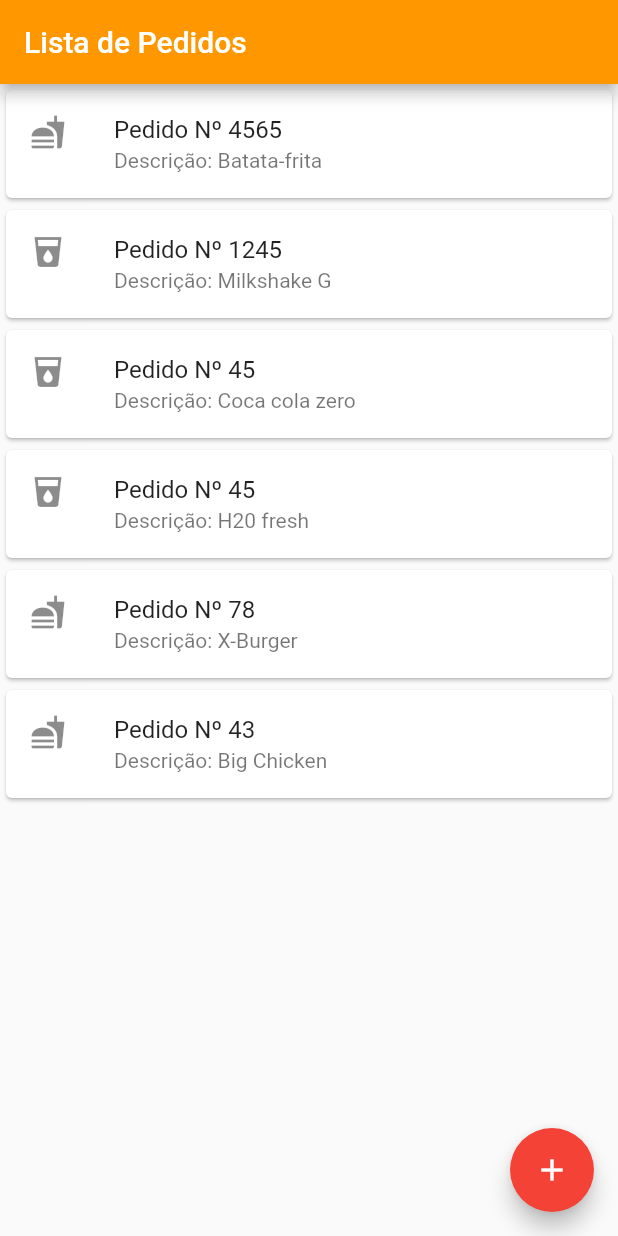
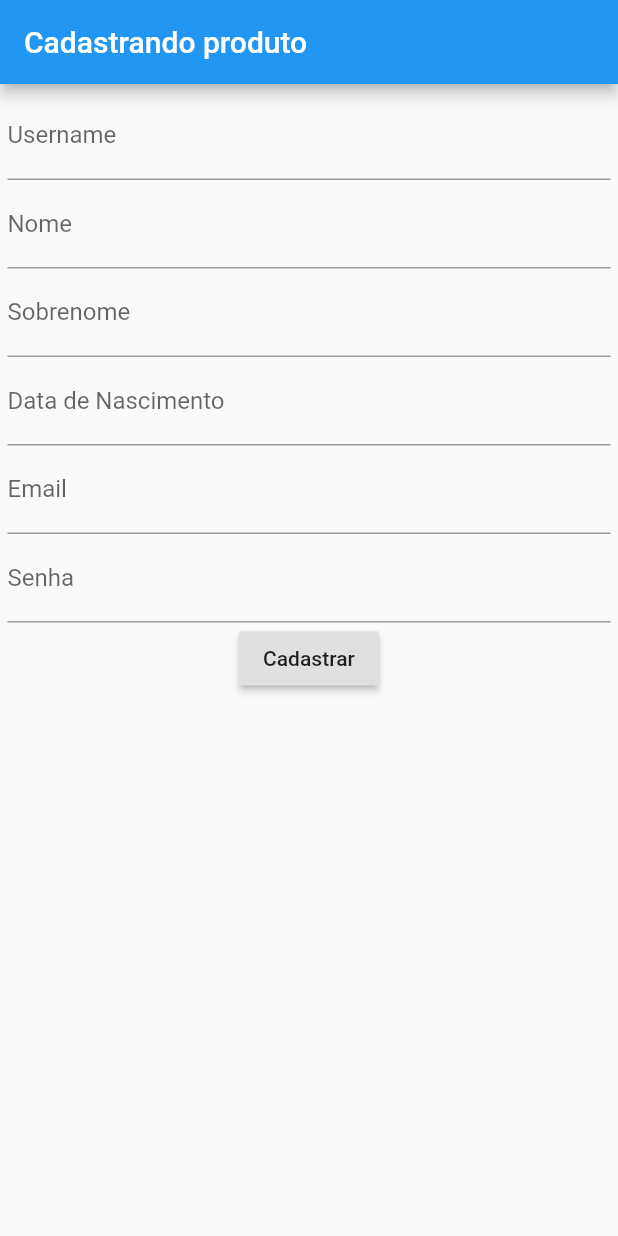
Before and after one commit to lucasmagalhaees/flutter-project, a Flutter app: the screen it shows after launch, on a phone screen of 412 x 824 dp. Run offline on Flutter 3.47's test engine with Material 2 defaults, Android fonts, the phone set to English and light mode, and no system bars.

Commit message:
criacao do formulario de usuario

```diff
--- a/lib/main.dart
+++ b/lib/main.dart
@@ -1,51 +1,87 @@
 import 'package:flutter/material.dart';
 
 void main() {
-  runApp(Pedidos());
+  runApp(Formulario());
 }
 
-class Pedidos extends StatelessWidget {
+class Usuario {
+  final String username;
+  final String nome;
+  final String sobrenome;
+  final String dataNascimento;
+  final String email;
+  final String senha;
+
+  Usuario(this.username, this.nome, this.sobrenome, this.dataNascimento,
+      this.email, this.senha);
+
+  @override
+  String toString() {
+    return 'Usuário{username: $username, nome: $nome, sobrenome: $sobrenome}';
+  }
+}
+
+class Formulario extends StatelessWidget {
+  final TextEditingController _username = TextEditingController();
+  final TextEditingController _nome = TextEditingController();
+  final TextEditingController _sobrenome = TextEditingController();
+  final TextEditingController _dataNascimento = TextEditingController();
+  final TextEditingController _email = TextEditingController();
+  final TextEditingController _senha = TextEditingController();
+
   @override
   Widget build(BuildContext context) {
     return MaterialApp(
-      title: 'Flutter Demo',
-      theme: ThemeData(
-        primarySwatch: Colors.red,
-        visualDensity: VisualDensity.adaptivePlatformDensity,
-      ),
-      home: MyHomePage(title: 'Flutter Demo Home Page'),
-    );
-  }
-}
+      home: Scaffold(
+        appBar: AppBar(
+          title: Text('Cadastrando produto'),
+        ),
+        body: Padding(
+          padding: const EdgeInsets.all(5.0),
+          child: Column(
+            children: <Widget>[
+              TextField(
+                controller: _username,
+                decoration: InputDecoration(labelText: 'Username'),
+              ),
+              TextField(
+                controller: _nome,
+                decoration: InputDecoration(labelText: 'Nome'),
+              ),
+              TextField(
+                controller: _sobrenome,
+                decoration: InputDecoration(labelText: 'Sobrenome'),
+              ),
+              TextField(
+                controller: _dataNascimento,
+                decoration: InputDecoration(labelText: 'Data de Nascimento'),
+              ),
+              TextField(
+                controller: _email,
+                decoration: InputDecoration(labelText: 'Email'),
+              ),
+              TextField(
+                controller: _senha,
+                decoration: InputDecoration(labelText: 'Senha'),
+              ),
+              RaisedButton(
+                child: Text('Cadastrar'),
+                onPressed: () {
+                  final String username = _username.text;
+                  final String nome = _nome.text;
+                  final String sobrenome = _sobrenome.text;
+                  final String dataNascimento = _dataNascimento.text;
+                  final String email = _email.text;
+                  final String senha = _senha.text;
 
-class ListaKudos extends StatelessWidget {
-  @override
-  Widget build(BuildContext context) {
-    return Column(children: [
-      Item('4565', 'Batata-frita', true),
-      Item('1245', 'Milkshake G', false),
-      Item('45', 'Coca cola zero', false),
-      Item('45', 'H20 fresh', false),
-      Item('78', 'X-Burger', true),
-      Item('43', 'Big Chicken', true),
-    ]);
-  }
-}
-
-class Item extends StatelessWidget {
-  final String titulo;
-  final String mensagem;
-  final bool isFood;
-
-  Item(this.titulo, this.mensagem, this.isFood);
-
-  @override
-  Widget build(BuildContext context) {
-    return Card(
-      child: ListTile(
-        leading: Icon(isFood ? Icons.fastfood : Icons.local_drink),
-        title: Text("Pedido Nº " + this.titulo),
-        subtitle: Text("Descrição: " + this.mensagem),
+                  final Usuario user = Usuario(
+                      username, nome, sobrenome, dataNascimento, email, senha);
+                  print(user);
+                },
+              )
+            ],
+          ),
+        ),
       ),
     );
   }
@@ -66,48 +102,6 @@ class _MyHomePageState extends State<MyHomePage> {
 
   @override
   Widget build(BuildContext context) {
-    return Scaffold(
-      body: ListaKudos(),
-      appBar: new AppBar(
-        backgroundColor: Colors.orange,
-        title: Text('Lista de Pedidos'),
-      ),
-      floatingActionButton: Row(
-        mainAxisAlignment: MainAxisAlignment.end,
-        children: <Widget>[
-          FloatingActionButton(
-            onPressed: () {
-              _show();
-            },
-            tooltip: 'Incrementar',
-            child: Icon(Icons.add),
-          ),
-        ],
-      ),
-    );
-  }
-
-  void _show() {
-    setState(() {
-      visibility = true;
-    });
-  }
-
-  void _hide() {
-    setState(() {
-      visibility = false;
-    });
-  }
-
-  void _incrementCounter() {
-    setState(() {
-      _counter++;
-    });
-  }
-
-  void _decrementCounter() {
-    setState(() {
-      _counter--;
-    });
+    return Formulario();
   }
 }
```
Also changed, not shown: flutter_01.png (added), pubspec.lock, 1 other file.
